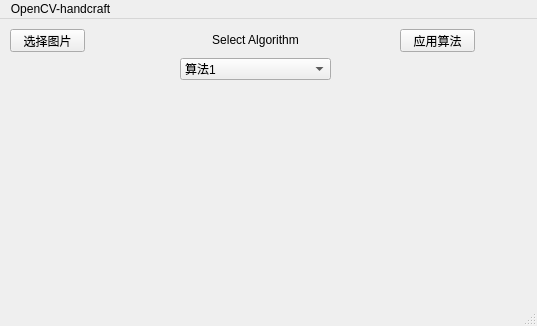
First picture: the form in OpenCV-handcraft/mainwindow.ui, repository hill2hill/OpenCV-handcraft, before the edit.
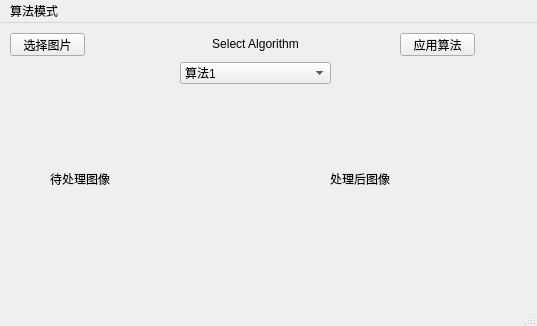
Second picture: the form after the edit.

What changed in the file:
```diff
--- a/OpenCV-handcraft/mainwindow.ui
+++ b/OpenCV-handcraft/mainwindow.ui
@@ -83,6 +83,32 @@
      <string>应用算法</string>
     </property>
    </widget>
+   <widget class="QLabel" name="labOriginPic">
+    <property name="geometry">
+     <rect>
+      <x>50</x>
+      <y>90</y>
+      <width>131</width>
+      <height>131</height>
+     </rect>
+    </property>
+    <property name="text">
+     <string>待处理图像</string>
+    </property>
+   </widget>
+   <widget class="QLabel" name="label_2">
+    <property name="geometry">
+     <rect>
+      <x>330</x>
+      <y>90</y>
+      <width>131</width>
+      <height>131</height>
+     </rect>
+    </property>
+    <property name="text">
+     <string>处理后图像</string>
+    </property>
+   </widget>
   </widget>
   <widget class="QMenuBar" name="menubar">
    <property name="geometry">
@@ -95,7 +121,7 @@
    </property>
    <widget class="QMenu" name="menuOpenCV_handcraft">
     <property name="title">
-     <string>OpenCV-handcraft</string>
+     <string>算法模式</string>
     </property>
     <addaction name="actionsingle_PIC"/>
    </widget>
```
